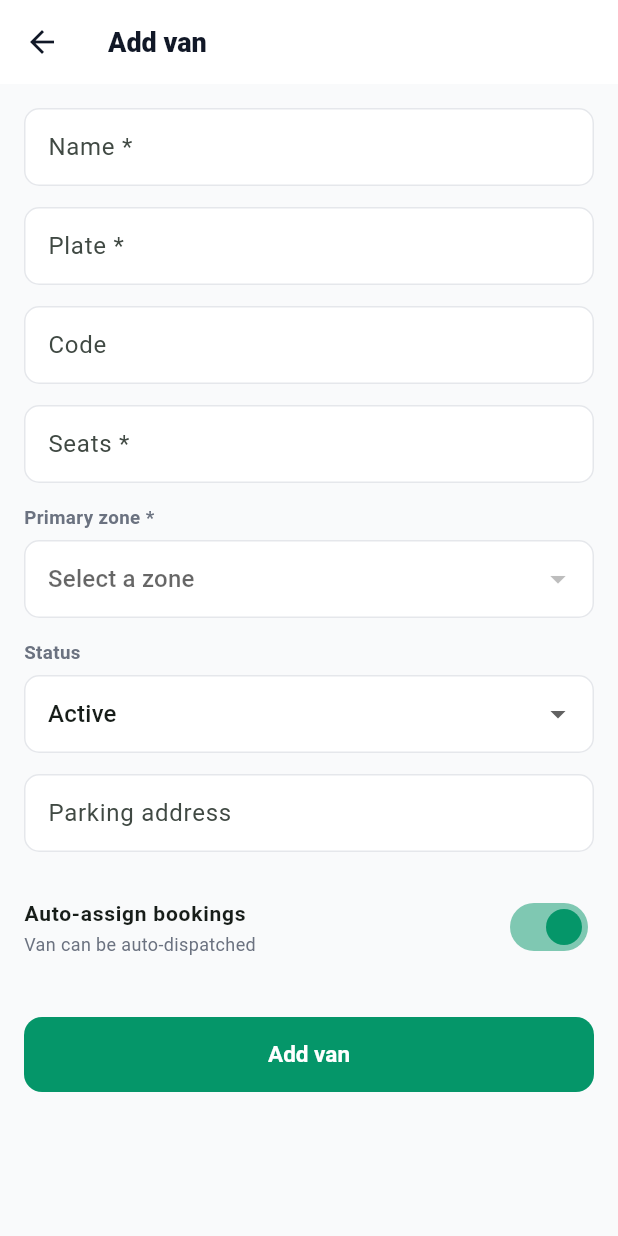
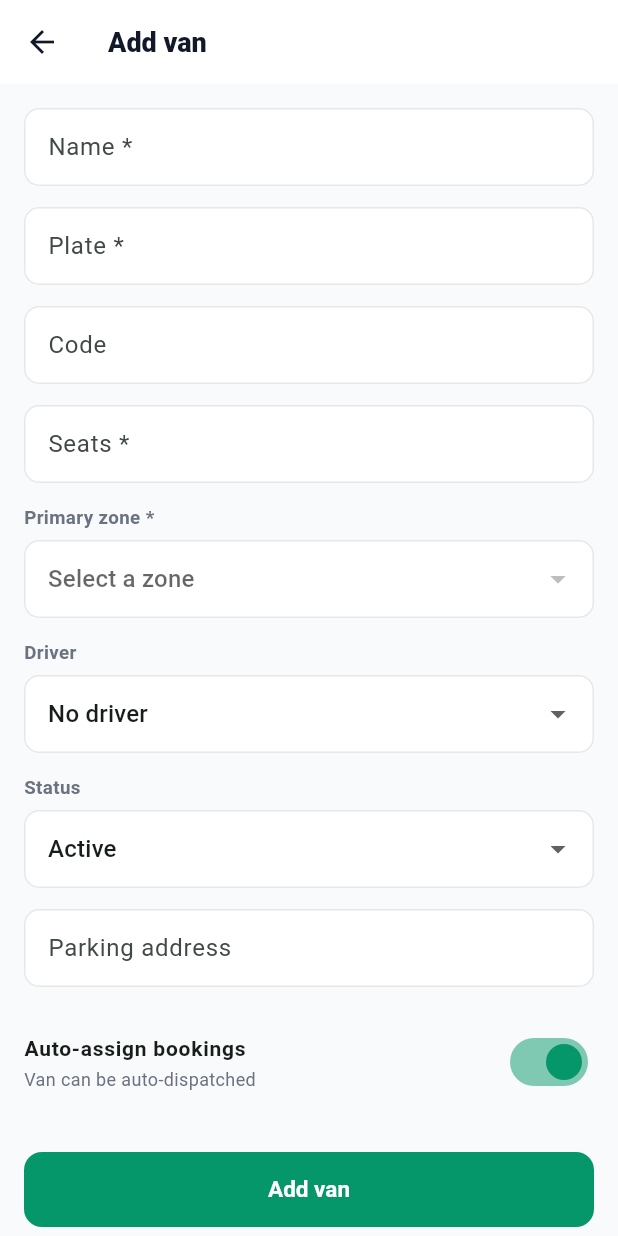
Before and after one commit to hassan-t8/cnc-partner, a Flutter app: the VanForm screen opened directly, on a phone screen of 412 x 824 dp. Run offline on Flutter 3.47's test engine with Material 3 defaults, Android fonts, the phone set to English and light mode, and no system bars; our stand-ins replace dio, flutter_local_notifications, flutter_riverpod, flutter_secure_storage, fluttertoast, go_router and 7 more; accounts and stored records are empty; network calls fail.

Commit message:
cnc_partner: change-password flow + van driver assignment
- New Change password screen (PUT /api/users/update-password) with the
  password-rules checklist; added to Profile > Account
- Van form: assign a Driver (dropdown of workers with the driver role);
  driverWorkerId added to the model + save body, prefilled on edit

Co-Authored-By: Claude Opus 4.8 <noreply@anthropic.com>

```diff
--- a/lib/features/partner/partner_models.dart
+++ b/lib/features/partner/partner_models.dart
@@ -255,6 +255,7 @@ class Van {
   final String parkingAddress;
   final int? homeZoneId;
   final bool acceptAutoAssign;
+  final int? driverWorkerId;
 
   const Van({
     required this.id,
@@ -269,6 +270,7 @@ class Van {
     this.parkingAddress = '',
     this.homeZoneId,
     this.acceptAutoAssign = true,
+    this.driverWorkerId,
   });
 
   factory Van.fromJson(Map<String, dynamic> j) {
@@ -287,6 +289,7 @@ class Van {
       homeZoneId: _i(j['homeZoneId']),
       acceptAutoAssign:
           j['acceptAutoAssign'] == null ? true : _b(j['acceptAutoAssign']),
+      driverWorkerId: _i(j['driverWorkerId'] ?? drv['id']),
     );
   }
 }
--- a/lib/features/partner/van_form.dart
+++ b/lib/features/partner/van_form.dart
@@ -25,9 +25,11 @@ class _VanFormState extends ConsumerState<VanForm> {
   late final TextEditingController _parking;
   String _status = 'active';
   int? _zoneId;
+  int? _driverId;
   bool _autoAssign = true;
   bool _busy = false;
   late Future<List<Zone>> _zones;
+  late Future<List<Worker>> _drivers;
 
   bool get _isEdit => widget.van != null;
 
@@ -42,8 +44,14 @@ class _VanFormState extends ConsumerState<VanForm> {
     _parking = TextEditingController(text: v?.parkingAddress ?? '');
     _status = v?.status.isNotEmpty == true ? v!.status : 'active';
     _zoneId = v?.homeZoneId;
+    _driverId = v?.driverWorkerId;
     _autoAssign = v?.acceptAutoAssign ?? true;
     _zones = ref.read(partnerRepositoryProvider).zones();
+    _drivers = ref
+        .read(partnerRepositoryProvider)
+        .workers()
+        .then((all) => all.where((w) => w.roles.contains('driver')).toList())
+        .catchError((_) => <Worker>[]);
   }
 
   @override
@@ -70,6 +78,7 @@ class _VanFormState extends ConsumerState<VanForm> {
       if (_code.text.trim().isNotEmpty) 'code': _code.text.trim(),
       'seats': int.tryParse(_seats.text.trim()) ?? 1,
       'homeZoneId': _zoneId,
+      'driverWorkerId': _driverId,
       'status': _status,
       'acceptAutoAssign': _autoAssign,
       if (_parking.text.trim().isNotEmpty)
@@ -131,6 +140,28 @@ class _VanFormState extends ConsumerState<VanForm> {
                               Text(z.label, overflow: TextOverflow.ellipsis)))
                       .toList(),
                   onChanged: (v) => setState(() => _zoneId = v),
+                );
+              },
+            ),
+            const SizedBox(height: 14),
+            _label('Driver'),
+            FutureBuilder<List<Worker>>(
+              future: _drivers,
+              builder: (context, snap) {
+                final drivers = snap.data ?? const <Worker>[];
+                return DropdownButtonFormField<int?>(
+                  initialValue: _driverId,
+                  isExpanded: true,
+                  hint: const Text('No driver'),
+                  items: [
+                    const DropdownMenuItem<int?>(
+                        value: null, child: Text('No driver')),
+                    ...drivers.map((d) => DropdownMenuItem<int?>(
+                        value: d.id,
+                        child: Text(d.name.isEmpty ? 'Driver' : d.name,
+                            overflow: TextOverflow.ellipsis))),
+                  ],
+                  onChanged: (v) => setState(() => _driverId = v),
                 );
               },
             ),
--- a/lib/features/profile/profile_hub_screen.dart
+++ b/lib/features/profile/profile_hub_screen.dart
@@ -3,6 +3,7 @@ import 'package:flutter_riverpod/flutter_riverpod.dart';
 
 import '../../core/auth/auth_controller.dart';
 import '../../core/theme/app_colors.dart';
+import '../auth/change_password_screen.dart';
 import '../legal/delete_account_screen.dart';
 import '../legal/legal_screen.dart';
 import '../partner/partner_earnings_screen.dart';
@@ -108,6 +109,8 @@ class _ProfileHubScreenState extends ConsumerState<ProfileHubScreen> {
     ];
 
     final account = <_Item>[
+      _Item(Icons.lock_reset_rounded, 'Change password', AppColors.brand600,
+          screen: const ChangePasswordScreen()),
       _Item(Icons.notifications_rounded, 'Notifications', AppColors.sky,
           screen: const NotificationsScreen()),
       _Item(Icons.description_rounded, 'Terms & Conditions',
```
Also changed, not shown: lib/core/auth/auth_repository.dart (+13 -0 lines), lib/features/auth/change_password_screen.dart (added, +122 -0 lines).
